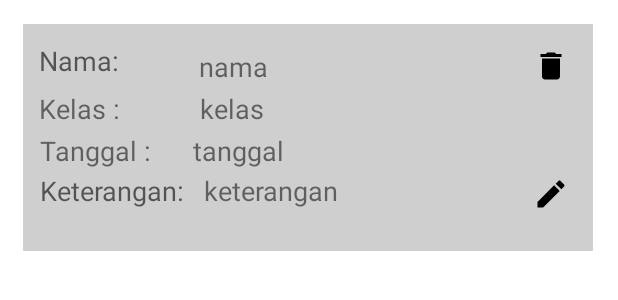
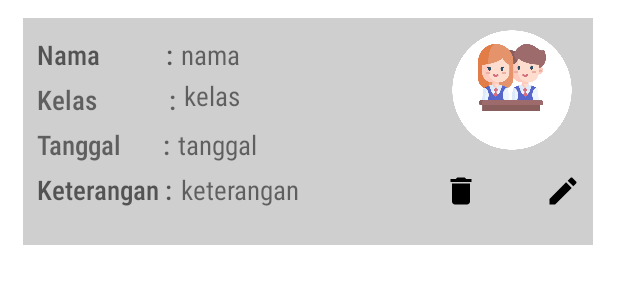
Before and after one commit to khafidzijrptcintasejati/ABSENSI_APLICATION1, an Android app: the layout adaptersiswa.xml on its own in the app's theme, with its tools: preview values and no code run, on a phone screen of 412 x 824 dp. Shown: the top 300 px of the screen. Run offline under Robolectric (Android 15) with nearby library versions, the phone set to English and light mode, and no system bars; Roboto replaces fonts that are not available here.

Commit message:
mengatasi keeroran

```diff
--- a/app/src/main/java/com/example/absensi_aplication/UpdateGuru.kt
+++ b/app/src/main/java/com/example/absensi_aplication/UpdateGuru.kt
@@ -4,7 +4,6 @@ import android.content.Intent
 import androidx.appcompat.app.AppCompatActivity
 import android.os.Bundle
 import android.widget.Toast
-import com.example.absensi_aplication.databinding.ActivityTampilguruBinding
 import com.example.absensi_aplication.databinding.ActivityUpdateGuruBinding
 import com.example.absensi_aplication.room.DATABASE
 import com.example.absensi_aplication.room.Guru
@@ -12,38 +11,41 @@ import com.example.absensi_aplication.room.Guru
 class UpdateGuru : AppCompatActivity() {
     private lateinit var binding : ActivityUpdateGuruBinding
     private val db by lazy { DATABASE.getInstance(this) }
+
     override fun onCreate(savedInstanceState: Bundle?) {
         super.onCreate(savedInstanceState)
         binding = ActivityUpdateGuruBinding.inflate(layoutInflater)
         setContentView(binding.root)
 
         val nip = intent.getStringExtra("nipGuru").toString().toInt()
-        val data = db.daoGuru().getKODE(Kode = 0)
+        val data = db.daoGuru().getSiswaById(nip) [0]
 
-        binding.updatenipguru.setText(data[0].nip_guru)
-        binding.updatenamaguru.setText(data[0].nama_guru)
-        binding.updatetanggalguru.setText(data[0].tanggal_guru)
-        binding.updateketeranganguru.setText(data[0].keterangan_guru)
+
+        binding.updatenamaguru.setText(data.nama_guru).toString()
+        binding.updatenipguru.setText(data.nip_guru).toString().toInt()
+        binding.updatetanggalguru.setText(data.tanggal_guru).toString().toInt()
+        binding.updateketeranganguru.setText(data.keterangan_guru).toString()
         binding.updatemasukguru.setOnClickListener {
-            if (binding.updatenipguru.text.isNotEmpty() &&
-                binding.updatenamaguru.text.isNotEmpty() &&
+
+            if (binding.updatenamaguru.text.isNotEmpty() &&
+                binding.updatenipguru.text.isNotEmpty() &&
                 binding.updatetanggalguru.text.isNotEmpty() &&
                 binding.updateketeranganguru.text.isNotEmpty()) {
 
-                db.daoGuru().updateguru(Guru( nip.toString(),
-                    binding.updatenamaguru.text.toString().toInt(),
+                db.daoGuru().updateguru(Guru(
+                    binding.updatenamaguru.text.toString(),
+                    nip,
                     binding.updatetanggalguru.text.toString().toInt(),
-                    binding.updateketeranganguru.text.toString()))
-
+                    binding.updateketeranganguru.text.toString())
+                )
                 Toast.makeText(applicationContext,"data berhasil diubah",
-                    Toast.LENGTH_SHORT).show()
-                startActivity(Intent(this,ActivityTampilguruBinding::class.java)
-                )
+                Toast.LENGTH_SHORT).show()
                 onBackPressed()
             }else{
                 Toast.makeText(applicationContext,"udah data terlebih dahulu",
-                    Toast.LENGTH_SHORT).show()
+                Toast.LENGTH_SHORT).show()
             }
-        }
     }
+
 }
+}
--- a/app/src/main/java/com/example/absensi_aplication/room/DaoGuru.kt
+++ b/app/src/main/java/com/example/absensi_aplication/room/DaoGuru.kt
@@ -12,6 +12,10 @@ interface DaoGuru {
     @Query("SELECT * FROM tb_Guru")
     fun getAllguru() : List<Guru>
 
+    @Query("SELECT*FROM tb_Guru WHERE nip_guru = :nip")
+    fun getSiswaById(nip : Int) : List<Guru>
+
+
     @Insert
     fun insertguru( guru: Guru)
 
--- a/app/src/main/res/layout/adapterguru.xml
+++ b/app/src/main/res/layout/adapterguru.xml
@@ -3,11 +3,11 @@
     xmlns:app="http://schemas.android.com/apk/res-auto"
     xmlns:tools="http://schemas.android.com/tools"
     android:layout_width="match_parent"
-    android:layout_height="140dp">
+    android:layout_height="160dp">
 
     <androidx.constraintlayout.widget.ConstraintLayout
         android:layout_width="380dp"
-        android:layout_height="114dp"
+        android:layout_height="140dp"
         android:background="#CFCFCF"
         app:layout_constraintBottom_toBottomOf="parent"
         app:layout_constraintEnd_toEndOf="parent"
@@ -31,7 +31,7 @@
             android:id="@+id/adapterketerangan"
             android:layout_width="wrap_content"
             android:layout_height="wrap_content"
-            android:layout_marginBottom="16dp"
+            android:layout_marginBottom="13dp"
             android:hint="Keterangan:"
             android:textSize="8pt"
             app:layout_constraintBottom_toBottomOf="parent"
@@ -43,11 +43,11 @@
             android:id="@+id/adapternamaguru"
             android:layout_width="90dp"
             android:layout_height="21dp"
-            android:layout_marginTop="16dp"
+            android:layout_marginTop="12dp"
             android:text="nama"
             android:textSize="8pt"
             app:layout_constraintEnd_toEndOf="parent"
-            app:layout_constraintHorizontal_bias="0.276"
+            app:layout_constraintHorizontal_bias="0.241"
             app:layout_constraintStart_toEndOf="@+id/adapternama"
             app:layout_constraintTop_toTopOf="parent" />
 
@@ -55,12 +55,12 @@
             android:id="@+id/adapterketeranganguru"
             android:layout_width="wrap_content"
             android:layout_height="wrap_content"
-            android:layout_marginBottom="16dp"
+            android:layout_marginBottom="12dp"
             android:text="keterangan"
             android:textSize="8pt"
             app:layout_constraintBottom_toBottomOf="parent"
             app:layout_constraintEnd_toEndOf="parent"
-            app:layout_constraintHorizontal_bias="0.112"
+            app:layout_constraintHorizontal_bias="0.051"
             app:layout_constraintStart_toEndOf="@+id/adapterketerangan" />
 
         <TextView
@@ -105,14 +105,14 @@
             android:layout_width="55dp"
             android:layout_height="55dp"
             android:layout_marginEnd="16dp"
+            android:contentDescription="TODO"
             app:layout_constraintBottom_toBottomOf="parent"
             app:layout_constraintEnd_toEndOf="@+id/hapusguru"
             app:layout_constraintHorizontal_bias="0.0"
             app:layout_constraintStart_toStartOf="@+id/hapusguru"
             app:layout_constraintTop_toBottomOf="@+id/hapusguru"
             app:layout_constraintVertical_bias="0.0"
-            app:srcCompat="@drawable/baseline_edit_24"
-            android:contentDescription="TODO" />
+            app:srcCompat="@drawable/baseline_edit_24" />
 
     </androidx.constraintlayout.widget.ConstraintLayout>
 
--- a/app/src/main/res/layout/adaptersiswa.xml
+++ b/app/src/main/res/layout/adaptersiswa.xml
@@ -8,7 +8,7 @@
     <androidx.constraintlayout.widget.ConstraintLayout
         android:layout_width="380dp"
         android:layout_height="151dp"
-        android:layout_marginTop="16dp"
+        android:layout_marginTop="12dp"
         android:background="#CFCFCF"
         app:layout_constraintEnd_toEndOf="parent"
         app:layout_constraintHorizontal_bias="0.483"
@@ -20,7 +20,8 @@
             android:layout_width="wrap_content"
             android:layout_height="wrap_content"
             android:layout_marginTop="12dp"
-            android:hint="Nama:"
+            android:fontFamily="sans-serif-condensed-medium"
+            android:hint="Nama           :"
             android:textSize="8pt"
             app:layout_constraintEnd_toEndOf="parent"
             app:layout_constraintHorizontal_bias="0.033"
@@ -31,109 +32,130 @@
             android:id="@+id/adapterketerangan"
             android:layout_width="wrap_content"
             android:layout_height="wrap_content"
-            android:layout_marginBottom="28dp"
-            android:hint="Keterangan:"
+            android:fontFamily="sans-serif-condensed-medium"
+
+            android:layout_marginTop="5dp"
+            android:hint="Keterangan :"
             android:textSize="8pt"
-            app:layout_constraintBottom_toBottomOf="parent"
-            app:layout_constraintEnd_toEndOf="parent"
-            app:layout_constraintHorizontal_bias="0.039"
-            app:layout_constraintStart_toStartOf="parent" />
+            app:layout_constraintEnd_toEndOf="@+id/textView14"
+            app:layout_constraintHorizontal_bias="0.0"
+            app:layout_constraintStart_toStartOf="@+id/textView14"
+            app:layout_constraintTop_toBottomOf="@+id/textView14" />
 
         <TextView
             android:id="@+id/tampilnamasswa"
-            android:layout_width="90dp"
-            android:layout_height="21dp"
-            android:layout_marginTop="16dp"
+            android:layout_width="wrap_content"
+            android:layout_height="wrap_content"
+            android:layout_marginStart="5dp"
+            android:fontFamily="sans-serif-condensed"
             android:text="nama"
             android:textSize="8pt"
-            app:layout_constraintEnd_toEndOf="parent"
-            app:layout_constraintHorizontal_bias="0.236"
+            app:layout_constraintBottom_toBottomOf="@+id/adapternama"
             app:layout_constraintStart_toEndOf="@+id/adapternama"
-            app:layout_constraintTop_toTopOf="parent" />
+            app:layout_constraintTop_toTopOf="@+id/adapternama" />
 
         <TextView
             android:id="@+id/tampilketsswa"
             android:layout_width="wrap_content"
             android:layout_height="wrap_content"
-            android:layout_marginBottom="28dp"
+            android:layout_marginStart="5dp"
+            android:layout_marginBottom="16dp"
             android:text="keterangan"
+            android:fontFamily="sans-serif-condensed"
+
             android:textSize="8pt"
-            app:layout_constraintBottom_toBottomOf="parent"
-            app:layout_constraintEnd_toEndOf="parent"
-            app:layout_constraintHorizontal_bias="0.071"
-            app:layout_constraintStart_toEndOf="@+id/adapterketerangan" />
+            app:layout_constraintBottom_toBottomOf="@+id/adapterketerangan"
+            app:layout_constraintStart_toEndOf="@+id/adapterketerangan"
+            app:layout_constraintTop_toTopOf="@+id/adapterketerangan"
+            app:layout_constraintVertical_bias="0.0" />
 
         <TextView
             android:id="@+id/textView12"
             android:layout_width="wrap_content"
             android:layout_height="wrap_content"
-            android:layout_marginTop="44dp"
-            android:text="Kelas :"
+            android:layout_marginTop="5dp"
+            android:fontFamily="sans-serif-condensed-medium"
+
+            android:text="Kelas            :"
             android:textSize="8pt"
-            app:layout_constraintEnd_toEndOf="parent"
+            app:layout_constraintEnd_toEndOf="@+id/adapternama"
             app:layout_constraintHorizontal_bias="0.033"
-            app:layout_constraintStart_toStartOf="parent"
-            app:layout_constraintTop_toTopOf="parent" />
+            app:layout_constraintStart_toStartOf="@+id/adapternama"
+            app:layout_constraintTop_toBottomOf="@+id/adapternama" />
 
         <TextView
             android:id="@+id/tampilkelassswa"
             android:layout_width="wrap_content"
             android:layout_height="wrap_content"
-            android:layout_marginTop="44dp"
+            android:layout_marginStart="5dp"
+            android:fontFamily="sans-serif-condensed"
+
             android:text="kelas "
             android:textSize="8pt"
-            app:layout_constraintEnd_toEndOf="parent"
-            app:layout_constraintHorizontal_bias="0.199"
+            app:layout_constraintBottom_toBottomOf="@+id/textView12"
             app:layout_constraintStart_toEndOf="@+id/textView12"
-            app:layout_constraintTop_toTopOf="parent" />
+            app:layout_constraintTop_toBottomOf="@+id/adapternama" />
 
         <TextView
             android:id="@+id/textView14"
             android:layout_width="wrap_content"
             android:layout_height="wrap_content"
-            android:layout_marginTop="72dp"
-            android:text="Tanggal :"
+            android:layout_marginTop="5dp"
+            android:fontFamily="sans-serif-condensed-medium"
+
+            android:text="Tanggal       :"
             android:textSize="8pt"
-            app:layout_constraintEnd_toEndOf="parent"
+            app:layout_constraintEnd_toEndOf="@+id/textView12"
             app:layout_constraintHorizontal_bias="0.036"
-            app:layout_constraintStart_toStartOf="parent"
-            app:layout_constraintTop_toTopOf="parent" />
+            app:layout_constraintStart_toStartOf="@+id/textView12"
+            app:layout_constraintTop_toBottomOf="@+id/textView12" />
 
         <TextView
             android:id="@+id/tampiltanggalsswa"
             android:layout_width="wrap_content"
             android:layout_height="wrap_content"
-            android:layout_marginTop="72dp"
+            android:layout_marginStart="5dp"
             android:text="tanggal"
+            android:fontFamily="sans-serif-condensed"
+
             android:textSize="8pt"
-            app:layout_constraintEnd_toEndOf="parent"
-            app:layout_constraintHorizontal_bias="0.354"
-            app:layout_constraintStart_toStartOf="parent"
-            app:layout_constraintTop_toTopOf="parent" />
+            app:layout_constraintBottom_toTopOf="@+id/adapterketerangan"
+            app:layout_constraintStart_toEndOf="@+id/textView14"
+            app:layout_constraintTop_toBottomOf="@+id/textView12" />
 
         <ImageView
             android:id="@+id/deletesiswa"
             android:layout_width="wrap_content"
             android:layout_height="wrap_content"
-            android:layout_marginEnd="16dp"
+            android:layout_marginEnd="76dp"
+            android:contentDescription="TODO"
             app:layout_constraintBottom_toBottomOf="parent"
             app:layout_constraintEnd_toEndOf="parent"
             app:layout_constraintTop_toTopOf="parent"
-            app:layout_constraintVertical_bias="0.126"
+            app:layout_constraintVertical_bias="0.811"
             app:srcCompat="@drawable/baseline_delete_24"
-            tools:ignore="ExtraText,SpeakableTextPresentCheck"
-            android:contentDescription="TODO" />
+            tools:ignore="ExtraText,SpeakableTextPresentCheck" />
 
         <ImageView
             android:id="@+id/mengeditsiswa"
             android:layout_width="wrap_content"
             android:layout_height="wrap_content"
-            android:layout_marginEnd="16dp"
-            app:layout_constraintBottom_toBottomOf="parent"
+            android:layout_marginStart="44dp"
+            app:layout_constraintBottom_toBottomOf="@+id/deletesiswa"
+            app:layout_constraintStart_toEndOf="@+id/deletesiswa"
+            app:layout_constraintTop_toTopOf="@+id/deletesiswa"
+            app:layout_constraintVertical_bias="0.0"
+            app:srcCompat="@drawable/baseline_edit_24" />
+
+        <ImageView
+            android:id="@+id/imageView8"
+            android:layout_width="92dp"
+            android:layout_height="80dp"
+            android:layout_marginTop="8dp"
+            android:layout_marginEnd="8dp"
             app:layout_constraintEnd_toEndOf="parent"
-            app:layout_constraintTop_toBottomOf="@+id/deletesiswa"
-            app:layout_constraintVertical_bias="0.701"
-            app:srcCompat="@drawable/baseline_edit_24" />
+            app:layout_constraintTop_toTopOf="parent"
+            app:srcCompat="@drawable/murid__1_" />
 
     </androidx.constraintlayout.widget.ConstraintLayout>
 
```
